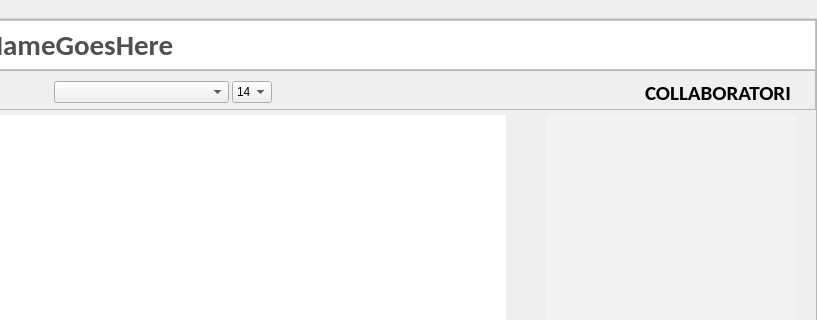
Old version of the form ClientModule/editorwindow.ui in the repository giovannic96/Real-time-collaborative-text-editor; both pictures show x 183 to 1000 and y 0 to 320 of the 1000 by 656 pixel window.
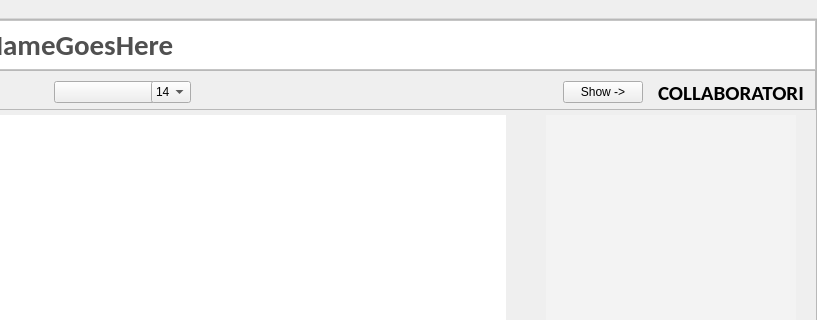
New version of the form. Icons and pictures are not drawn.

```diff
--- a/ClientModule/editorwindow.ui
+++ b/ClientModule/editorwindow.ui
@@ -1170,7 +1170,17 @@
                </spacer>
               </item>
               <item>
-               <widget class="QLabel" name="label">
+               <widget class="QPushButton" name="buttonCollab">
+                <property name="text">
+                 <string>Show -&gt;</string>
+                </property>
+                <property name="checkable">
+                 <bool>true</bool>
+                </property>
+               </widget>
+              </item>
+              <item>
+               <widget class="QLabel" name="labelCollab">
                 <property name="minimumSize">
                  <size>
                   <width>150</width>
```
Left out of the diff: 11 changed lines with no effect on the pictures.
